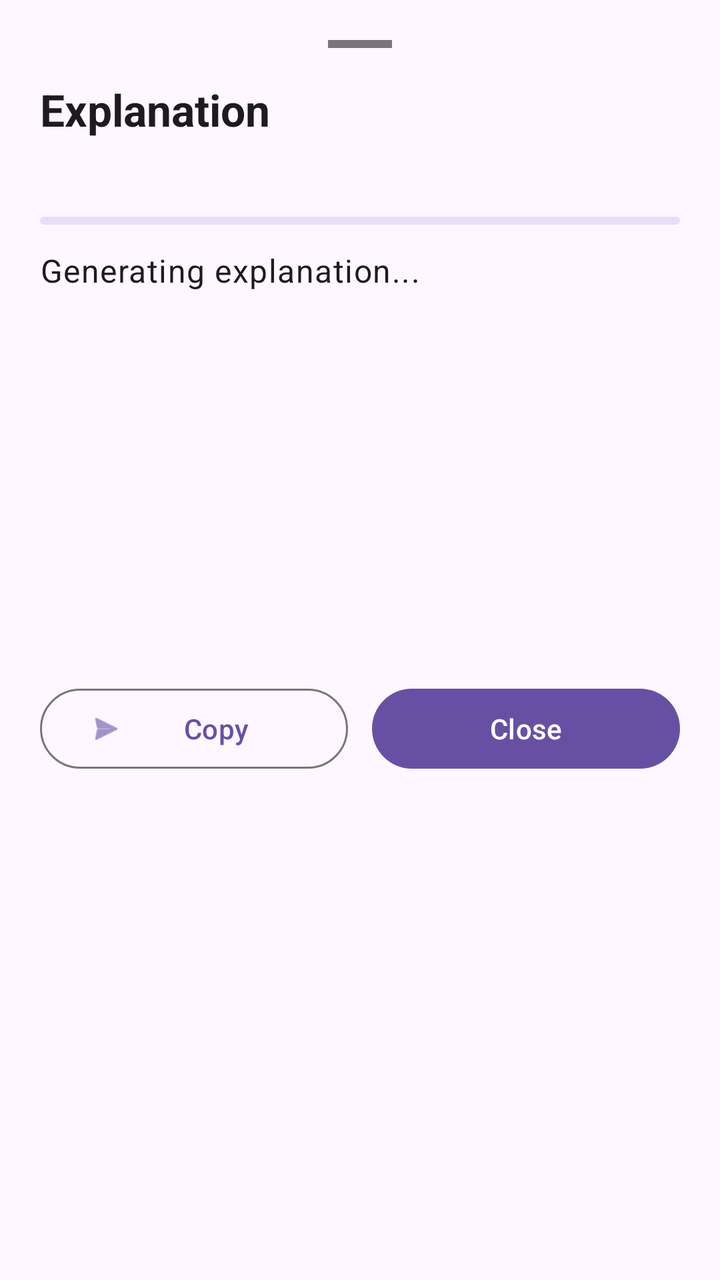
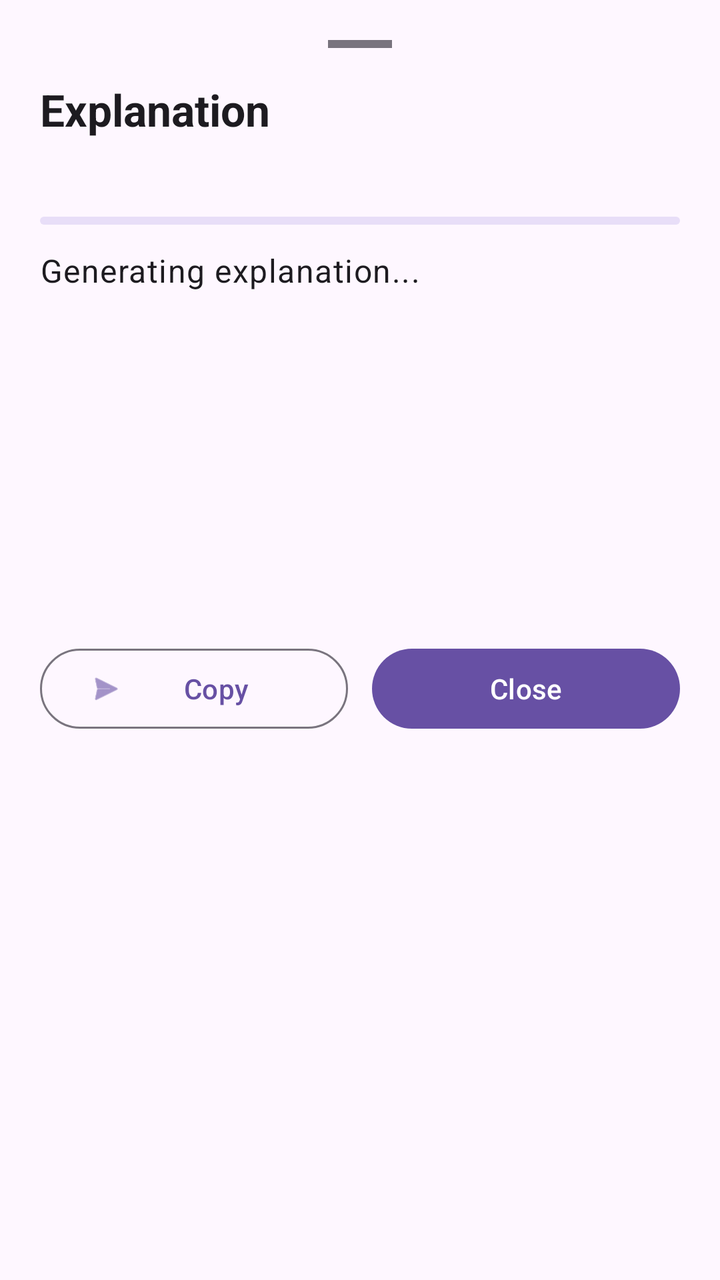

Screens rendered from an Android XML layout before and after an edit, with the pre-edit source and the edit as a unified diff.
<!-- AndroidManifest.xml: application theme Theme.PeaceSpace -->
<!-- res/layout/bottom_sheet_explanation.xml -->
<?xml version="1.0" encoding="utf-8"?>
<LinearLayout xmlns:android="http://schemas.android.com/apk/res/android"
    xmlns:app="http://schemas.android.com/apk/res-auto"
    android:layout_width="match_parent"
    android:layout_height="wrap_content"
    android:orientation="vertical"
    android:padding="20dp"
    android:background="?attr/colorSurface">

    <View
        android:layout_width="32dp"
        android:layout_height="4dp"
        android:layout_gravity="center_horizontal"
        android:layout_marginBottom="16dp"
        android:background="?attr/colorOutline" />

    <TextView
        android:id="@+id/tv_selected_text_title"
        android:layout_width="match_parent"
        android:layout_height="wrap_content"
        android:text="Explanation"
        android:textAppearance="?attr/textAppearanceTitleLarge"
        android:textStyle="bold" />

    <TextView
        android:id="@+id/tv_selected_text"
        android:layout_width="match_parent"
        android:layout_height="wrap_content"
        android:layout_marginTop="8dp"
        android:textAppearance="?attr/textAppearanceBodyMedium"
        android:textColor="?attr/colorPrimary"
        android:textStyle="italic" />

    <com.google.android.material.progressindicator.LinearProgressIndicator
        android:id="@+id/progress_indicator"
        android:layout_width="match_parent"
        android:layout_height="wrap_content"
        android:layout_marginTop="12dp"
        android:indeterminate="true" />

    <ScrollView
        android:layout_width="match_parent"
        android:layout_height="200dp"
        android:layout_marginTop="12dp">

        <TextView
            android:id="@+id/tv_explanation_result"
            android:layout_width="match_parent"
            android:layout_height="wrap_content"
            android:text="Generating explanation..."
            android:textAppearance="?attr/textAppearanceBodyLarge" />
    </ScrollView>

    <LinearLayout
        android:layout_width="match_parent"
        android:layout_height="wrap_content"
        android:layout_marginTop="16dp"
        android:orientation="horizontal">

        <com.google.android.material.button.MaterialButton
            android:id="@+id/btn_copy"
            style="@style/Widget.Material3.Button.OutlinedButton"
            android:layout_width="0dp"
            android:layout_height="wrap_content"
            android:layout_weight="1"
            android:text="Copy"
            app:icon="@android:drawable/ic_menu_send" />

        <Space
            android:layout_width="12dp"
            android:layout_height="wrap_content" />

        <com.google.android.material.button.MaterialButton
            android:id="@+id/btn_close"
            android:layout_width="0dp"
            android:layout_height="wrap_content"
            android:layout_weight="1"
            android:text="Close" />
    </LinearLayout>

</LinearLayout>
<!-- resources referenced by this layout -->
<resources>
  <style name="Theme.PeaceSpace" parent="Theme.Material3.DayNight.NoActionBar">
          
      </style>
</resources>

<!-- the commit's change to res/layout/bottom_sheet_explanation.xml (unified diff, before → after) -->
@@ -38,10 +38,12 @@
         android:layout_marginTop="12dp"
         android:indeterminate="true" />
 
-    <ScrollView
+    <androidx.core.widget.NestedScrollView
+        android:id="@+id/nested_scroll_view"
         android:layout_width="match_parent"
-        android:layout_height="200dp"
-        android:layout_marginTop="12dp">
+        android:layout_height="180dp"
+        android:layout_marginTop="12dp"
+        android:fillViewport="true">
 
         <TextView
             android:id="@+id/tv_explanation_result"
@@ -49,7 +51,7 @@
             android:layout_height="wrap_content"
             android:text="Generating explanation..."
             android:textAppearance="?attr/textAppearanceBodyLarge" />
-    </ScrollView>
+    </androidx.core.widget.NestedScrollView>
 
     <LinearLayout
         android:layout_width="match_parent"
